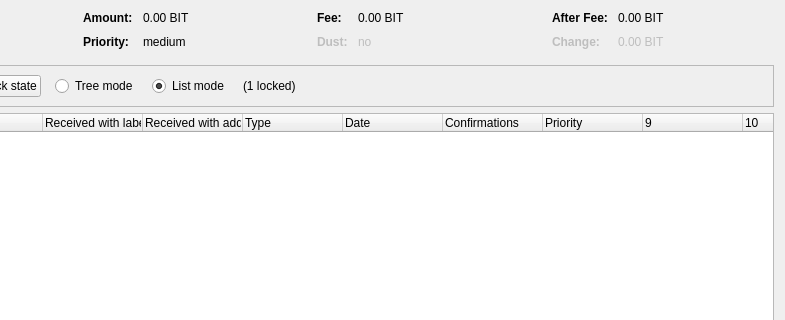
Before: the Qt Designer form src/qt/forms/coincontroldialog.ui in eenglish34/E-BlockMail, drawn with Qt 5; both pictures show x 169 to 954 and y 0 to 320 of the 954 by 500 pixel window.
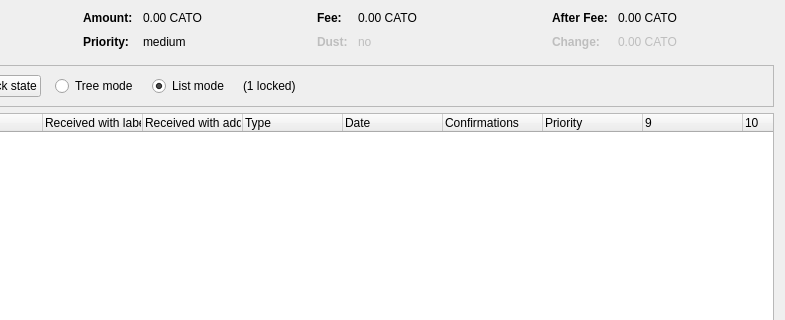
After: the same form once the commit is applied. Custom widgets are drawn as their Qt base class.

Diff of the .ui file:
```diff
--- a/src/qt/forms/coincontroldialog.ui
+++ b/src/qt/forms/coincontroldialog.ui
@@ -132,7 +132,7 @@
           <enum>Qt::ActionsContextMenu</enum>
          </property>
          <property name="text">
-          <string notr="true">0.00 BIT</string>
+          <string notr="true">0.00 CATO</string>
          </property>
          <property name="textInteractionFlags">
           <set>Qt::LinksAccessibleByMouse|Qt::TextSelectableByKeyboard|Qt::TextSelectableByMouse</set>
@@ -206,7 +206,7 @@
           <enum>Qt::ActionsContextMenu</enum>
          </property>
          <property name="text">
-          <string notr="true">0.00 BIT</string>
+          <string notr="true">0.00 CATO</string>
          </property>
          <property name="textInteractionFlags">
           <set>Qt::LinksAccessibleByMouse|Qt::TextSelectableByKeyboard|Qt::TextSelectableByMouse</set>
@@ -286,7 +286,7 @@
           <enum>Qt::ActionsContextMenu</enum>
          </property>
          <property name="text">
-          <string notr="true">0.00 BIT</string>
+          <string notr="true">0.00 CATO</string>
          </property>
          <property name="textInteractionFlags">
           <set>Qt::LinksAccessibleByMouse|Qt::TextSelectableByKeyboard|Qt::TextSelectableByMouse</set>
@@ -321,7 +321,7 @@
           <enum>Qt::ActionsContextMenu</enum>
          </property>
          <property name="text">
-          <string notr="true">0.00 BIT</string>
+          <string notr="true">0.00 CATO</string>
          </property>
          <property name="textInteractionFlags">
           <set>Qt::LinksAccessibleByMouse|Qt::TextSelectableByKeyboard|Qt::TextSelectableByMouse</set>
```
